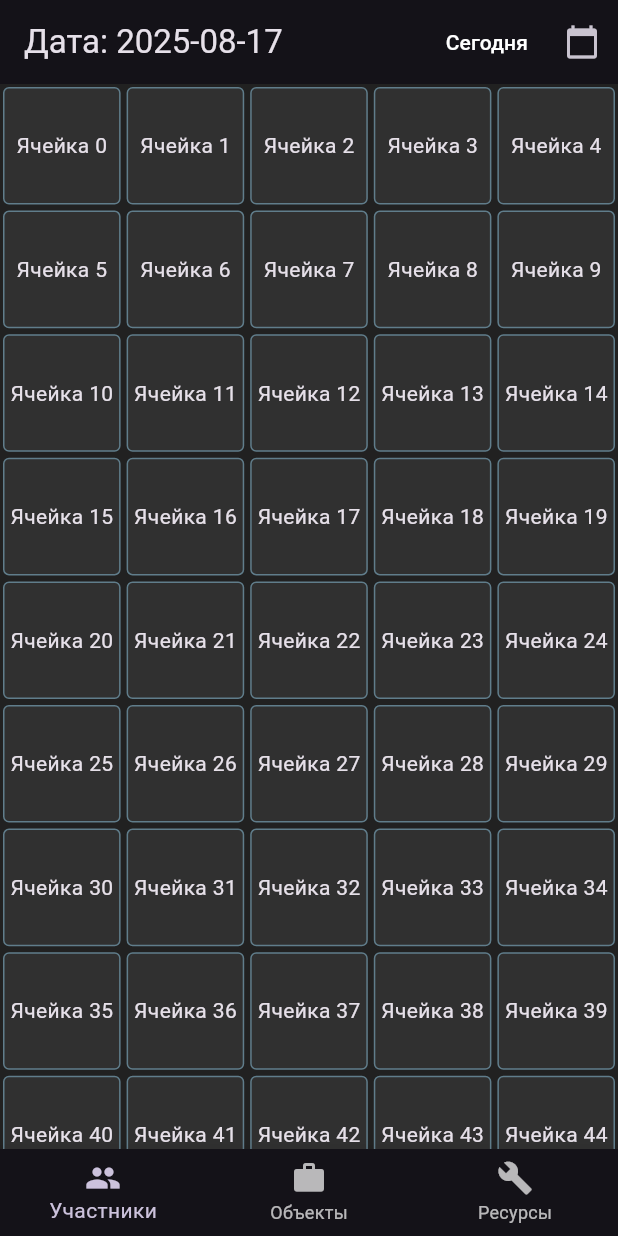
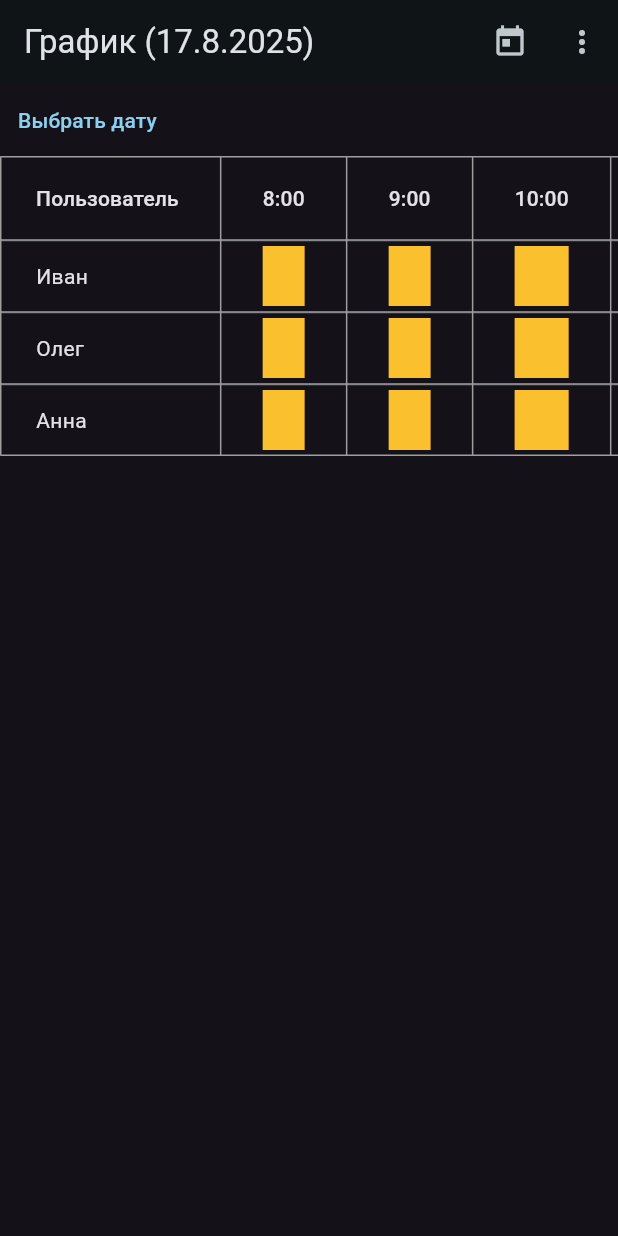
Before and after one commit to waistingyourtime/workgrid-flutter, a Flutter app: the screen it shows after launch, on a phone screen of 412 x 824 dp. Run offline on Flutter 3.47's test engine with Material 3 defaults, Android fonts, the phone set to English and light mode, and no system bars; our stand-ins replace shared_preferences.

Commit message:
Update main.dart

```diff
--- a/repo/lib/main.dart
+++ b/repo/lib/main.dart
@@ -1,90 +1,235 @@
 import 'package:flutter/material.dart';
+import 'package:shared_preferences/shared_preferences.dart';
 
 void main() {
-  runApp(const WorkGridApp());
+  runApp(const WorkgridApp());
 }
 
-class WorkGridApp extends StatelessWidget {
-  const WorkGridApp({super.key});
+class WorkgridApp extends StatelessWidget {
+  const WorkgridApp({super.key});
 
   @override
   Widget build(BuildContext context) {
     return MaterialApp(
-      title: 'WorkGrid',
-      theme: ThemeData.dark().copyWith(
-        primaryColor: Colors.blueGrey,
-        scaffoldBackgroundColor: Colors.grey[900],
+      title: 'Workgrid Demo',
+      theme: ThemeData.dark(useMaterial3: true).copyWith(
+        colorScheme: ColorScheme.fromSeed(
+          seedColor: Colors.blueGrey,
+          brightness: Brightness.dark,
+        ),
       ),
-      home: const SchedulePage(),
+      home: const ScheduleScreen(),
     );
   }
 }
 
-class SchedulePage extends StatefulWidget {
-  const SchedulePage({super.key});
+class ScheduleScreen extends StatefulWidget {
+  const ScheduleScreen({super.key});
 
   @override
-  State<SchedulePage> createState() => _SchedulePageState();
+  State<ScheduleScreen> createState() => _ScheduleScreenState();
 }
 
-class _SchedulePageState extends State<SchedulePage> {
+class _ScheduleScreenState extends State<ScheduleScreen> {
   DateTime selectedDate = DateTime.now();
+  final List<String> users = ["Иван", "Олег", "Анна"];
+  Map<String, String> cellStatuses = {};
+  List<String> log = [];
+
+  @override
+  void initState() {
+    super.initState();
+    _loadState();
+  }
+
+  Future<void> _loadState() async {
+    final prefs = await SharedPreferences.getInstance();
+    setState(() {
+      cellStatuses =
+          Map<String, String>.from(prefs.getStringMap("cellStatuses") ?? {});
+      log = prefs.getStringList("log") ?? [];
+    });
+  }
+
+  Future<void> _saveState() async {
+    final prefs = await SharedPreferences.getInstance();
+    await prefs.setStringList("log", log);
+    await prefs.setStringMap("cellStatuses", cellStatuses);
+  }
+
+  void _setStatus(String user, int hour) {
+    String key = "$user-$hour-${selectedDate.toIso8601String()}";
+    String? current = cellStatuses[key];
+    String next = switch (current) {
+      null => "Ожидается",
+      "Ожидается" => "В работе",
+      "В работе" => "Выполнено",
+      _ => "Ожидается"
+    };
+    setState(() {
+      cellStatuses[key] = next;
+      log.add("[$selectedDate] $user $hour:00 → $next");
+    });
+    _saveState();
+  }
+
+  Color _statusColor(String? status) {
+    switch (status) {
+      case "Ожидается":
+        return Colors.lightGreen.shade400;
+      case "В работе":
+        return Colors.grey.shade700;
+      case "Выполнено":
+        return Colors.green.shade600;
+      default:
+        return Colors.yellow.shade700;
+    }
+  }
+
+  @override
+  Widget build(BuildContext context) {
+    List<int> hours = List.generate(11, (i) => 8 + i);
+
+    return Scaffold(
+      appBar: AppBar(
+        title: Text("График (${_formatDate(selectedDate)})"),
+        actions: [
+          IconButton(
+            icon: const Icon(Icons.today),
+            onPressed: () {
+              setState(() => selectedDate = DateTime.now());
+            },
+          ),
+          PopupMenuButton<String>(
+            onSelected: (value) {
+              if (value == "settings") {
+                Navigator.push(
+                  context,
+                  MaterialPageRoute(
+                    builder: (_) => const SettingsScreen(),
+                  ),
+                );
+              } else if (value == "log") {
+                Navigator.push(
+                  context,
+                  MaterialPageRoute(
+                    builder: (_) => LogScreen(log: log)),
+                );
+              }
+            },
+            itemBuilder: (context) => [
+              const PopupMenuItem(
+                value: "settings",
+                child: Text("Настройки проекта"),
+              ),
+              const PopupMenuItem(
+                value: "log",
+                child: Text("Журнал проекта"),
+              ),
+            ],
+          ),
+        ],
+      ),
+      body: Column(
+        children: [
+          Row(
+            children: [
+              TextButton(
+                child: const Text("Выбрать дату"),
+                onPressed: () async {
+                  DateTime? picked = await showDatePicker(
+                    context: context,
+                    firstDate: DateTime(2020),
+                    lastDate: DateTime(2030),
+                    initialDate: selectedDate,
+                  );
+                  if (picked != null) {
+                    setState(() => selectedDate = picked);
+                  }
+                },
+              ),
+              if (!_isToday(selectedDate))
+                TextButton(
+                  child: const Text("Сегодня"),
+                  onPressed: () =>
+                      setState(() => selectedDate = DateTime.now()),
+                ),
+            ],
+          ),
+          Expanded(
+            child: SingleChildScrollView(
+              scrollDirection: Axis.horizontal,
+              child: DataTable(
+                border: TableBorder.all(color: Colors.grey),
+                columns: [
+                  const DataColumn(label: Text("Пользователь")),
+                  for (var h in hours)
+                    DataColumn(label: Text("$h:00")),
+                ],
+                rows: users.map((user) {
+                  return DataRow(
+                    cells: [
+                      DataCell(Text(user)),
+                      for (var h in hours)
+                        DataCell(
+                          InkWell(
+                            onTap: () => _setStatus(user, h),
+                            child: Container(
+                              color: _statusColor(
+                                cellStatuses[
+                                    "$user-$h-${selectedDate.toIso8601String()}"],
+                              ),
+                              height: 40,
+                              alignment: Alignment.center,
+                            ),
+                          ),
+                        ),
+                    ],
+                  );
+                }).toList(),
+              ),
+            ),
+          ),
+        ],
+      ),
+    );
+  }
+
+  bool _isToday(DateTime d) {
+    DateTime now = DateTime.now();
+    return now.year == d.year && now.month == d.month && now.day == d.day;
+  }
+
+  String _formatDate(DateTime d) {
+    return "${d.day}.${d.month}.${d.year}";
+  }
+}
+
+class SettingsScreen extends StatelessWidget {
+  const SettingsScreen({super.key});
 
   @override
   Widget build(BuildContext context) {
     return Scaffold(
-      appBar: AppBar(
-        title: Text("Дата: ${selectedDate.toLocal().toString().split(' ')[0]}"),
-        actions: [
-          TextButton(
-            onPressed: () {
-              setState(() {
-                selectedDate = DateTime.now();
-              });
-            },
-            child: const Text("Сегодня", style: TextStyle(color: Colors.white)),
-          ),
-          IconButton(
-            icon: const Icon(Icons.calendar_today),
-            onPressed: () async {
-              final picked = await showDatePicker(
-                context: context,
-                initialDate: selectedDate,
-                firstDate: DateTime(2020),
-                lastDate: DateTime(2100),
-              );
-              if (picked != null) {
-                setState(() {
-                  selectedDate = picked;
-                });
-              }
-            },
-          ),
-        ],
-      ),
-      body: GridView.builder(
-        gridDelegate: const SliverGridDelegateWithFixedCrossAxisCount(
-          crossAxisCount: 5,
+      appBar: AppBar(title: const Text("Настройки проекта")),
+      body: const Center(child: Text("Настройки будут тут")),
+    );
+  }
+}
+
+class LogScreen extends StatelessWidget {
+  final List<String> log;
+  const LogScreen({super.key, required this.log});
+
+  @override
+  Widget build(BuildContext context) {
+    return Scaffold(
+      appBar: AppBar(title: const Text("Журнал проекта")),
+      body: ListView.builder(
+        itemCount: log.length,
+        itemBuilder: (context, index) => ListTile(
+          title: Text(log[index]),
         ),
-        itemCount: 50,
-        itemBuilder: (context, index) {
-          return Container(
-            margin: const EdgeInsets.all(2),
-            decoration: BoxDecoration(
-              border: Border.all(color: Colors.blueGrey),
-              borderRadius: BorderRadius.circular(4),
-              color: Colors.grey[850],
-            ),
-            child: Center(child: Text("Ячейка $index")),
-          );
-        },
-      ),
-      bottomNavigationBar: BottomNavigationBar(
-        items: const [
-          BottomNavigationBarItem(icon: Icon(Icons.people), label: "Участники"),
-          BottomNavigationBarItem(icon: Icon(Icons.work), label: "Объекты"),
-          BottomNavigationBarItem(icon: Icon(Icons.build), label: "Ресурсы"),
-        ],
       ),
     );
   }
```
